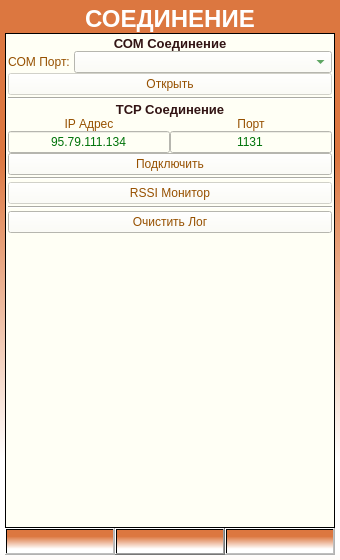
DavidSiegman/PLC_RF_Configurator, file ANDROID_FORMS/connections_form.ui: the form before one commit.
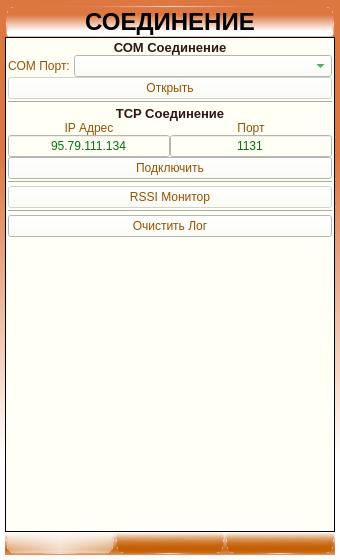
The form after the commit. Icons and pictures are not drawn.

The edit to the form file:
```diff
--- a/ANDROID_FORMS/connections_form.ui
+++ b/ANDROID_FORMS/connections_form.ui
@@ -21,7 +21,10 @@
   <property name="styleSheet">
    <string notr="true">background-color: qlineargradient(spread:reflect, x1:1, y1:0.1, x2:1, y2:0.9,stop:0.223242 rgba(220, 119, 64, 255), stop:0.902141 rgba(255, 255, 255, 255));</string>
   </property>
-  <layout class="QGridLayout" name="gridLayout_3">
+  <layout class="QVBoxLayout" name="verticalLayout_5">
+   <property name="spacing">
+    <number>0</number>
+   </property>
    <property name="leftMargin">
     <number>5</number>
    </property>
@@ -34,10 +37,7 @@
    <property name="bottomMargin">
     <number>5</number>
    </property>
-   <property name="spacing">
-    <number>0</number>
-   </property>
-   <item row="0" column="0">
+   <item>
     <layout class="QHBoxLayout" name="horizontalLayout_2">
      <property name="spacing">
       <number>0</number>
@@ -65,8 +65,27 @@
         </font>
        </property>
        <property name="styleSheet">
-        <string notr="true">background-color: rgba(220, 119, 64, 255);
-color: rgb(255, 255, 255);</string>
+        <string notr="true">border-top-right-radius: 10px;
+border-top-left-radius: 10px;
+border-bottom-right-radius: 4px;
+border-bottom-left-radius: 4px;
+border-style: solid;
+border-top-width: 3px;
+border-bottom-width: 1px;
+border-right-width: 3px;
+border-left-width: 3px;
+border-bottom-color: rgba(255,100,100,0%);
+border-top-color: qradialgradient(spread:pad, cx:0.5, cy:0.5, radius:0.5, fx:0.5, fy:0.5, stop:0 rgba(255, 235, 235, 206), stop:0.35 rgba(255, 188, 188, 80), stop:0.4 rgba(255, 162, 162, 80), stop:0.425 rgba(255, 132, 132, 156), stop:0.44 rgba(252, 128, 128, 80), stop:1 rgba(255, 255, 255, 0));
+border-right-color: qradialgradient(spread:pad, cx:0.5, cy:0.5, radius:0.5, fx:0.5, fy:0.5, stop:0 rgba(255, 235, 235, 206), stop:0.35 rgba(255, 188, 188, 80), stop:0.4 rgba(255, 162, 162, 80), stop:0.425 rgba(255, 132, 132, 156), stop:0.44 rgba(252, 128, 128, 80), stop:1 rgba(255, 255, 255, 0));
+border-left-color: qradialgradient(spread:pad, cx:0.5, cy:0.5, radius:0.5, fx:0.5, fy:0.5, stop:0 rgba(255, 235, 235, 206), stop:0.35 rgba(255, 188, 188, 80), stop:0.4 rgba(255, 162, 162, 80), stop:0.425 rgba(255, 132, 132, 156), stop:0.44 rgba(252, 128, 128, 80), stop:1 rgba(255, 255, 255, 0));
+color: rgba(0,0,0,100%);
+background:
+qlineargradient(x1:0, y1:0, x2:1, y2:0,
+stop:0 rgba(147,29,18,127),
+stop:0.05 rgba(200, 200, 200, 10),
+stop:0.5 rgba(200, 200, 200, 130),
+stop:0.95 rgba(200, 200, 200, 10),
+stop:1 rgba(147,29,18,127));</string>
        </property>
        <property name="text">
         <string>СОЕДИНЕНИЕ</string>
@@ -78,8 +97,11 @@
      </item>
     </layout>
    </item>
-   <item row="1" column="0">
+   <item>
     <widget class="QScrollArea" name="scrollArea">
+     <property name="styleSheet">
+      <string notr="true">border-color: rgb(255, 255, 255);</string>
+     </property>
      <property name="horizontalScrollBarPolicy">
       <enum>Qt::ScrollBarAlwaysOff</enum>
      </property>
@@ -647,7 +669,28 @@
      </widget>
     </widget>
    </item>
-   <item row="2" column="0">
+   <item>
+    <widget class="QWidget" name="DownPanel_Widget" native="true">
+     <property name="styleSheet">
+      <string notr="true">background-color: qlineargradient(spread:reflect, x1:0.501391, y1:0.755, x2:0.493423, y2:0, stop:0 rgba(195, 93, 0, 238), stop:1 rgba(255, 255, 255, 0));</string>
+     </property>
+     <layout class="QVBoxLayout" name="verticalLayout_4">
+      <property name="spacing">
+       <number>0</number>
+      </property>
+      <property name="leftMargin">
+       <number>0</number>
+      </property>
+      <property name="topMargin">
+       <number>0</number>
+      </property>
+      <property name="rightMargin">
+       <number>0</number>
+      </property>
+      <property name="bottomMargin">
+       <number>0</number>
+      </property>
+      <item>
     <layout class="QHBoxLayout" name="horizontalLayout">
      <property name="spacing">
       <number>0</number>
@@ -683,6 +726,23 @@
          <bold>true</bold>
         </font>
        </property>
+          <property name="styleSheet">
+           <string notr="true">border-bottom-right-radius: 10px;
+border-bottom-left-radius: 10px;
+border-top-right-radius: 4px;
+border-top-left-radius: 4px;
+border-style: solid;
+border-bottom-width: 3px;
+border-top-width: 1px;
+border-right-width: 3px;
+border-left-width: 3px;
+border-top-color: rgba(255,100,100,0%);
+border-bottom-color: qradialgradient(spread:pad, cx:0.5, cy:0.5, radius:0.5, fx:0.5, fy:0.5, stop:0 rgba(255, 235, 235, 206), stop:0.35 rgba(255, 188, 188, 80), stop:0.4 rgba(255, 162, 162, 80), stop:0.425 rgba(255, 132, 132, 156), stop:0.44 rgba(252, 128, 128, 80), stop:1 rgba(255, 255, 255, 0));
+border-right-color: qradialgradient(spread:pad, cx:0.5, cy:0.5, radius:0.5, fx:0.5, fy:0.5, stop:0 rgba(255, 235, 235, 206), stop:0.35 rgba(255, 188, 188, 80), stop:0.4 rgba(255, 162, 162, 80), stop:0.425 rgba(255, 132, 132, 156), stop:0.44 rgba(252, 128, 128, 80), stop:1 rgba(255, 255, 255, 0));
+border-left-color: qradialgradient(spread:pad, cx:0.5, cy:0.5, radius:0.5, fx:0.5, fy:0.5, stop:0 rgba(255, 235, 235, 206), stop:0.35 rgba(255, 188, 188, 80), stop:0.4 rgba(255, 162, 162, 80), stop:0.425 rgba(255, 132, 132, 156), stop:0.44 rgba(252, 128, 128, 80), stop:1 rgba(255, 255, 255, 0));
+color: rgba(0,0,0,100%);
+ background:qlineargradient(x1:0, y1:0, x2:1, y2:0,stop:0 rgba(255,255,255,100),stop: 0.05 rgba(255,255,255,120),stop:0.5 rgba(255,250,250,200),stop:0.95 rgba(255,255,255,120),stop:1 rgba(255,255,255,100));</string>
+          </property>
        <property name="text">
         <string/>
        </property>
@@ -719,7 +779,26 @@
         </size>
        </property>
        <property name="styleSheet">
-        <string notr="true"/>
+           <string notr="true">border-bottom-right-radius: 10px;
+border-bottom-left-radius: 10px;
+border-top-right-radius: 4px;
+border-top-left-radius: 4px;
+border-style: solid;
+border-bottom-width: 3px;
+border-top-width: 1px;
+border-right-width: 3px;
+border-left-width: 3px;
+border-top-color: rgba(255,100,100,0%);
+border-bottom-color: qradialgradient(spread:pad, cx:0.5, cy:0.5, radius:0.5, fx:0.5, fy:0.5, stop:0 rgba(255, 235, 235, 206), stop:0.35 rgba(255, 188, 188, 80), stop:0.4 rgba(255, 162, 162, 80), stop:0.425 rgba(255, 132, 132, 156), stop:0.44 rgba(252, 128, 128, 80), stop:1 rgba(255, 255, 255, 0));
+border-right-color: qradialgradient(spread:pad, cx:0.5, cy:0.5, radius:0.5, fx:0.5, fy:0.5, stop:0 rgba(255, 235, 235, 206), stop:0.35 rgba(255, 188, 188, 80), stop:0.4 rgba(255, 162, 162, 80), stop:0.425 rgba(255, 132, 132, 156), stop:0.44 rgba(252, 128, 128, 80), stop:1 rgba(255, 255, 255, 0));
+border-left-color: qradialgradient(spread:pad, cx:0.5, cy:0.5, radius:0.5, fx:0.5, fy:0.5, stop:0 rgba(255, 235, 235, 206), stop:0.35 rgba(255, 188, 188, 80), stop:0.4 rgba(255, 162, 162, 80), stop:0.425 rgba(255, 132, 132, 156), stop:0.44 rgba(252, 128, 128, 80), stop:1 rgba(255, 255, 255, 0));
+background: 
+qlineargradient(x1:0, y1:0, x2:1, y2:0,
+stop:0 rgba(255,255,255,50),
+stop: 0.05 rgba(200,200,200,70),
+stop:0.5 rgba(200,200,200,170),
+stop:0.95 rgba(200,200,200,70),
+stop:1 rgba(255,255,255,100));</string>
        </property>
        <property name="text">
         <string/>
@@ -759,6 +838,28 @@
          <height>16777215</height>
         </size>
        </property>
+          <property name="styleSheet">
+           <string notr="true">border-bottom-right-radius: 10px;
+border-bottom-left-radius: 10px;
+border-top-right-radius: 4px;
+border-top-left-radius: 4px;
+border-style: solid;
+border-bottom-width: 3px;
+border-top-width: 1px;
+border-right-width: 3px;
+border-left-width: 3px;
+border-top-color: rgba(255,100,100,0%);
+border-bottom-color: qradialgradient(spread:pad, cx:0.5, cy:0.5, radius:0.5, fx:0.5, fy:0.5, stop:0 rgba(255, 235, 235, 206), stop:0.35 rgba(255, 188, 188, 80), stop:0.4 rgba(255, 162, 162, 80), stop:0.425 rgba(255, 132, 132, 156), stop:0.44 rgba(252, 128, 128, 80), stop:1 rgba(255, 255, 255, 0));
+border-right-color: qradialgradient(spread:pad, cx:0.5, cy:0.5, radius:0.5, fx:0.5, fy:0.5, stop:0 rgba(255, 235, 235, 206), stop:0.35 rgba(255, 188, 188, 80), stop:0.4 rgba(255, 162, 162, 80), stop:0.425 rgba(255, 132, 132, 156), stop:0.44 rgba(252, 128, 128, 80), stop:1 rgba(255, 255, 255, 0));
+border-left-color: qradialgradient(spread:pad, cx:0.5, cy:0.5, radius:0.5, fx:0.5, fy:0.5, stop:0 rgba(255, 235, 235, 206), stop:0.35 rgba(255, 188, 188, 80), stop:0.4 rgba(255, 162, 162, 80), stop:0.425 rgba(255, 132, 132, 156), stop:0.44 rgba(252, 128, 128, 80), stop:1 rgba(255, 255, 255, 0));
+background:
+qlineargradient(x1:0, y1:0, x2:1, y2:0,
+stop:0 rgba(147,29,18,127),
+stop:0.05 rgba(200, 200, 200, 10),
+stop:0.5 rgba(200, 200, 200, 130),
+stop:0.95 rgba(200, 200, 200, 10),
+stop:1 rgba(147,29,18,127));</string>
+          </property>
        <property name="text">
         <string/>
        </property>
@@ -775,6 +876,9 @@
       </widget>
      </item>
     </layout>
+      </item>
+     </layout>
+    </widget>
    </item>
   </layout>
  </widget>
```
Left out of the diff: 3 changed lines with no effect on the pictures. Lines whose indentation alone changed are shown as unchanged.
